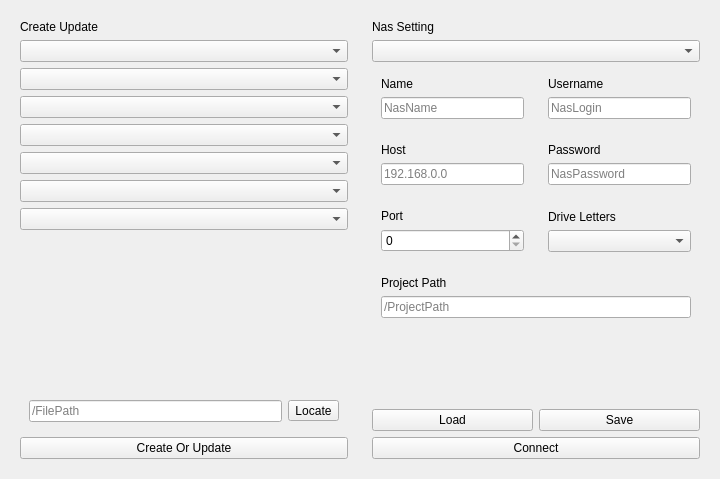
Before: the Qt Designer form app/ui/main/page/settings.ui in MrYapikZ/kaikitsu, drawn with Qt 5.
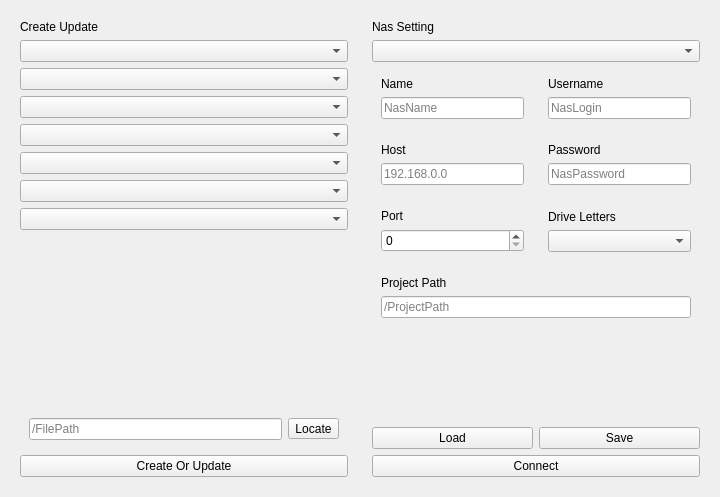
After: the same form once the commit is applied.

Diff of the .ui file:
```diff
--- a/app/ui/main/page/settings.ui
+++ b/app/ui/main/page/settings.ui
@@ -7,7 +7,7 @@
     <x>0</x>
     <y>0</y>
     <width>720</width>
-    <height>479</height>
+    <height>497</height>
    </rect>
   </property>
   <property name="windowTitle">
```
